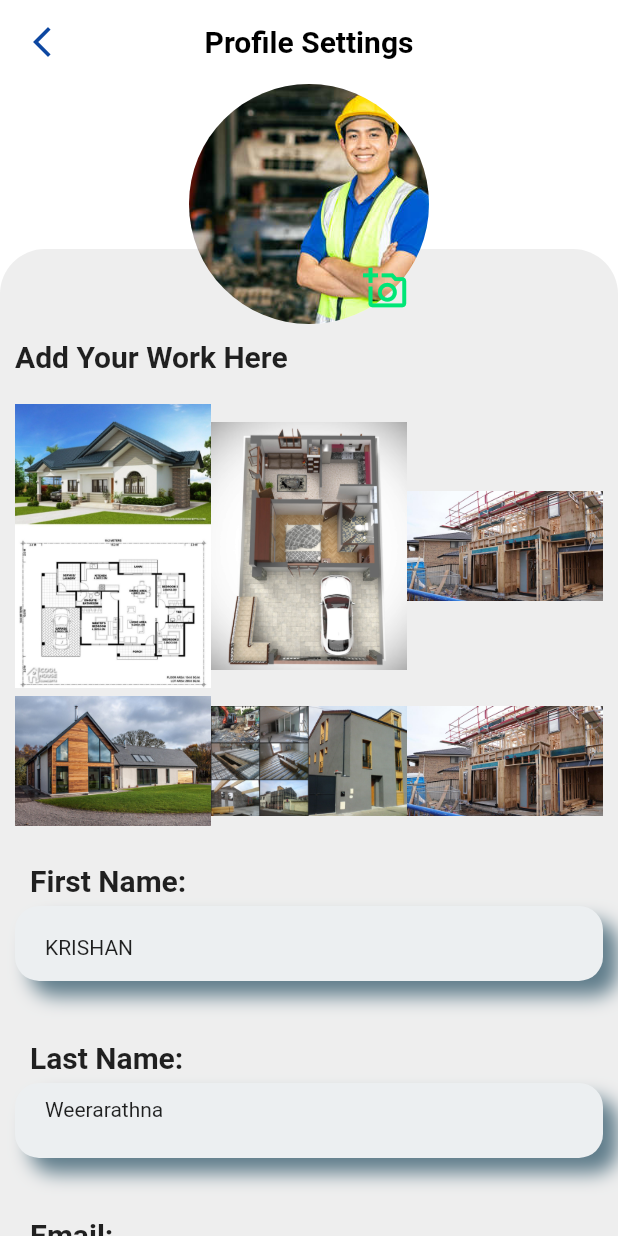
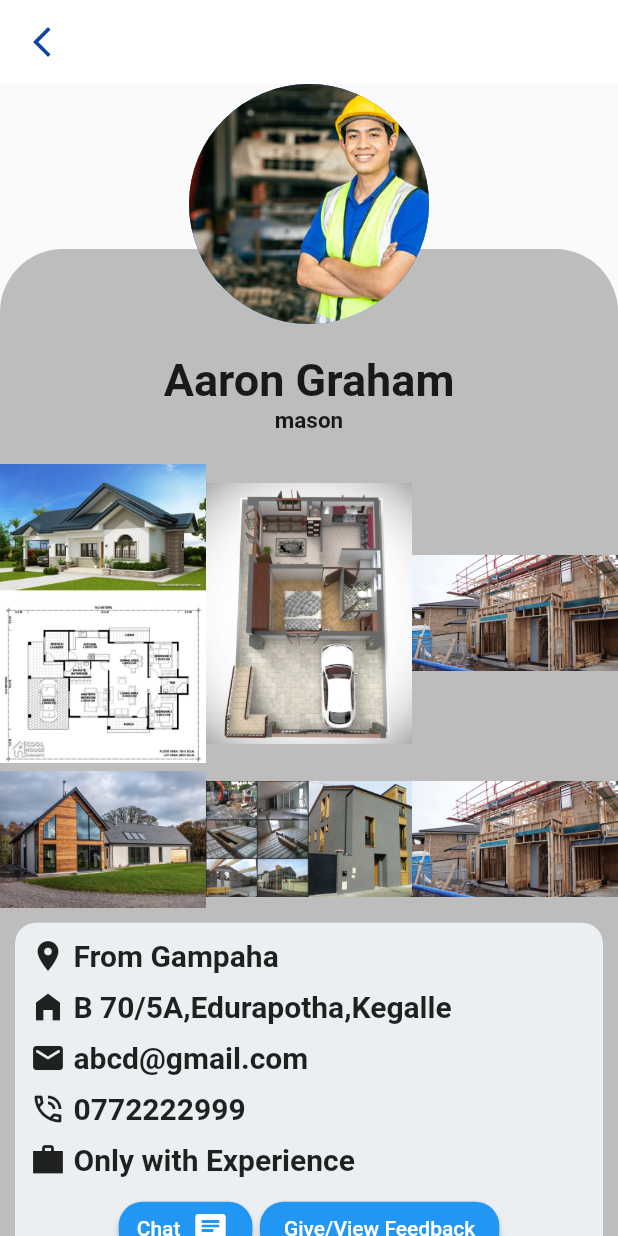
Before and after one commit to ProSiteGroup2/Group2, a Flutter app: the screen it shows after launch, on a phone screen of 412 x 824 dp. Run offline on Flutter 3.47's test engine with Material 2 defaults, Android fonts, the phone set to English and light mode, and no system bars.

Commit message:
Add user profile view

```diff
--- a/lib/main.dart
+++ b/lib/main.dart
@@ -1,4 +1,5 @@
 import 'package:flutter/material.dart';
+import 'package:user_profile/user_profileview.dart';
 import 'user_profile.dart';
 
 void main() {
@@ -10,10 +11,10 @@ class MyApp extends StatelessWidget {
   @override
   Widget build(BuildContext context) {
     return MaterialApp(
-      theme: ThemeData(
+      /*theme: ThemeData(
         primarySwatch: Colors.grey,
-      ),
-      home: MyHomePage(),
+      ),*/
+      home: MyHomePage2(),
     );
   }
 }
--- a/lib/user_profile.dart
+++ b/lib/user_profile.dart
@@ -379,9 +379,15 @@ class _MyHomePageState extends State<MyHomePage> {
                           Container(
                             margin: EdgeInsets.fromLTRB(100.0, 0.0, 60.0, 30.0),
                             child:ElevatedButton.icon(
+
+                              //label: Icon(Icons.lock),
+                              style: ElevatedButton.styleFrom(
+                                primary: Colors.grey[700],
+                                shape: new RoundedRectangleBorder(borderRadius: new BorderRadiusDirectional.circular(16.0))
+                              ),
+                              onPressed: () {  },
+                              icon: Text('Changed Password',style:TextStyle(color: Colors.white),),
                               label: Icon(Icons.lock),
-                              icon: Text('Changed Password',style:TextStyle(color: Colors.white),),
-                              onPressed: () {  },
                             ),
                           )
                         ],
--- /dev/null
+++ b/lib/user_profileview.dart
@@ -0,0 +1,218 @@
+import 'package:flutter/cupertino.dart';
+import 'package:flutter/material.dart';
+
+class MyHomePage2 extends StatefulWidget {
+  const MyHomePage2({Key? key}) : super(key: key);
+
+  @override
+  _MyHomePage2State createState() => _MyHomePage2State();
+}
+
+class _MyHomePage2State extends State<MyHomePage2> {
+  @override
+  Widget build(BuildContext context) {
+    return Scaffold(
+        appBar: AppBar(
+        leading: IconButton(
+        onPressed: () {  },
+        icon:Icon(Icons.arrow_back_ios_new_sharp),
+        color: Colors.blue[900],
+        ),
+        backgroundColor: Colors.white,
+        elevation: 0.0,
+        ),
+
+        body: SingleChildScrollView(
+          child: Column(
+            children: [
+              Stack(
+                children: [
+                    Container(
+                      margin: EdgeInsets.fromLTRB(0.0, 110.0, 0.0, 0.0),
+                      //width: MediaQuery.of(context).size.width,
+                      //height: MediaQuery.of(context).size.height,
+                      decoration: BoxDecoration(
+                          shape: BoxShape.rectangle,
+                          color: Colors.grey[400],
+                          borderRadius: BorderRadius.all(Radius.circular(42.0))
+                      ),
+
+                    child: Column(
+                      children: [
+                        SizedBox(height: 70.0,
+                        ),
+                        Center(
+                          child: Text(
+                            'Aaron Graham',
+                            style: TextStyle(fontSize: 30.0,fontWeight: FontWeight.bold),
+                          ),
+                        ),
+
+                        Center(
+                          child: Text(
+                            'mason',
+                            style: TextStyle(fontSize: 15.0,fontWeight: FontWeight.bold),
+                          ),
+                        ),
+
+                        Container(
+
+                          child: Column(
+                            crossAxisAlignment: CrossAxisAlignment.start,
+                            children: [
+
+                              SizedBox(height: 20,),
+
+                              Row(
+                                children: [
+                                  Expanded(flex:1 , child: Image.asset('assets/aaa.jpg')),
+                                  Expanded(flex:1, child:Image.asset('assets/bbb.jpg')),
+                                  Expanded(flex:1, child:Image.asset('assets/ccc.jpeg')),
+                                ],
+                              ),
+                              SizedBox(height: 5.0),
+                              Row(
+                                children: [
+                                  Expanded(flex:1 , child: Image.asset('assets/ddd.jpg')),
+                                  Expanded(flex:1, child:Image.asset('assets/eee.jpg')),
+                                  Expanded(flex:1, child:Image.asset('assets/ccc.jpeg')),
+                                ],
+                              ),
+                            ],
+                          ),
+
+
+                        ),
+
+                        Container(
+                          margin: EdgeInsets.fromLTRB(10.0, 10.0, 10.0, 20.0),
+                          padding: EdgeInsets.fromLTRB(10.0, 10.0, 10.0, 10.0),
+
+                          decoration: BoxDecoration(
+                            borderRadius: BorderRadius.all(Radius.circular(14.0)),
+                            color: Colors.blueGrey[50],
+
+                          ),
+
+                          child:Column(
+
+                            children: [
+                              Row(
+
+                                children: [
+                                  Icon(Icons.location_on),
+                                  SizedBox(width: 5.0,),
+                                  Text('From Gampaha', style: TextStyle(fontSize:20.0,fontWeight: FontWeight.bold),),
+                                ],
+                              ),
+
+                              SizedBox(height: 10.0,),
+
+                              Row(
+
+                                children: [
+                                  Icon(Icons.home_filled),
+                                  SizedBox(width: 5.0,),
+                                  Text('B 70/5A,Edurapotha,Kegalle', style: TextStyle(fontSize:20.0,fontWeight: FontWeight.bold),),
+                                ],
+                              ),
+
+                              SizedBox(height: 10.0,),
+
+                              Row(
+
+                                children: [
+                                  Icon(Icons.email_rounded),
+                                  SizedBox(width: 5.0,),
+                                  Text('abcd@gmail.com', style: TextStyle(fontSize:20.0,fontWeight: FontWeight.bold),),
+                                ],
+                              ),
+
+                              SizedBox(height: 10.0,),
+
+                              Row(
+
+                                children: [
+                                  Icon(Icons.phone_in_talk_outlined),
+                                  SizedBox(width: 5.0,),
+                                  Text('0772222999', style: TextStyle(fontSize:20.0,fontWeight: FontWeight.bold),),
+                                ],
+                              ),
+
+                              SizedBox(height: 10.0,),
+
+                              Row(
+
+                                children: [
+                                  Icon(Icons.work_sharp),
+                                  SizedBox(width: 5.0,),
+                                  Text('Only with Experience', style: TextStyle(fontSize:20.0,fontWeight: FontWeight.bold),),
+                                ],
+                              ),
+
+                              SizedBox(height: 10.0,),
+
+                              Row(
+                                mainAxisAlignment: MainAxisAlignment.center,
+                                children: [
+                                  ElevatedButton.icon(
+
+                                    //label: Icon(Icons.lock),
+                                    style: ElevatedButton.styleFrom(
+                                        primary: Colors.blue,
+                                        shape: new RoundedRectangleBorder(borderRadius: new BorderRadiusDirectional.circular(16.0))
+                                    ),
+                                    onPressed: () {  },
+                                    icon: Text('Chat',style:TextStyle(color: Colors.white),),
+                                    label: Icon(Icons.chat),
+                                  ),
+                                  SizedBox(width: 5.0,),
+                                  ElevatedButton(
+
+                                    //label: Icon(Icons.lock),
+                                    style: ElevatedButton.styleFrom(
+                                        primary: Colors.blue,
+                                        shape: new RoundedRectangleBorder(borderRadius: new BorderRadiusDirectional.circular(16.0))
+                                    ),
+                                    onPressed: () {  },
+                                    child: Text('Give/View Feedback',style:TextStyle(color: Colors.white),),
+
+                                  ),
+                                ],
+                              ),
+                            ],
+                          )
+                          ),
+
+
+
+                      ],
+                    ),
+                    ),
+
+
+                  Positioned(
+                    child: Container(
+                      child: Center(
+                        child:
+                            CircleAvatar(
+                              radius:80.0,
+                              backgroundImage:AssetImage('assets/167621352-confident-asian-male-engineer-worker-standing-arm-crossed-happy-smile-for-enjoy-working-in-factory.jpg',
+
+                              ),
+
+                            ),
+
+
+                        ),
+                      ),
+                    ),
+
+                ],
+              )
+            ],
+          ),
+        ) ,
+    );
+  }
+}
```
Also changed, not shown: package-lock.json (added).
